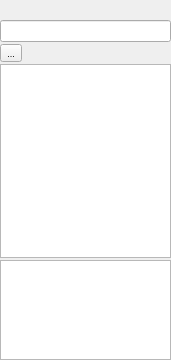
Above: widget_file_browse.ui from ThKattanek/emu64 before the change. Below: the same form after it.
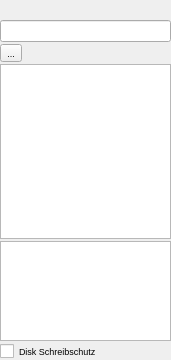
That is the form after the change. Icons and pictures are not drawn.

Commit message: [ticket#66] WriteProtectet kann nun per FloppyWindow eingestellt weden.

```diff
--- a/widget_file_browse.ui
+++ b/widget_file_browse.ui
@@ -100,6 +100,21 @@
        </property>
       </widget>
      </item>
+     <item>
+      <layout class="QHBoxLayout" name="horizontalLayout_3">
+       <item>
+        <widget class="QCheckBox" name="WriteProtected">
+         <property name="toolTip">
+          <string>Setzt den Schreibschutz der Datei.
+Ein nachträgliches setzen verhindert das überschreiben des Images.</string>
+         </property>
+         <property name="text">
+          <string>Disk Schreibschutz</string>
+         </property>
+        </widget>
+       </item>
+      </layout>
+     </item>
     </layout>
    </item>
   </layout>
```
The commit also changes 6 other files.
